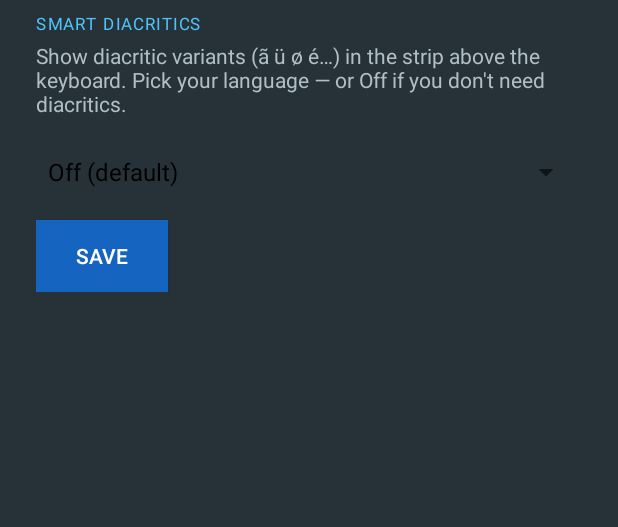
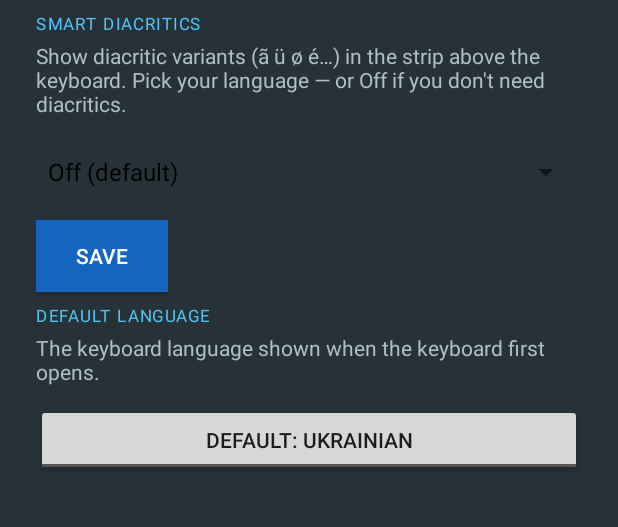
Before and after one commit to kunichik/clavi, an Android app: the screen it shows after launch (SettingsActivity), on a phone screen of 412 x 824 dp, the part 583-1110 px from its top. Run offline under Robolectric (Android 15) with nearby library versions, the phone set to English and light mode, and no system bars.

Commit message:
feat: AI agent instructions + default language setting
Add contributor instructions for all major AI coding tools:
- AGENTS.md (OpenAI Codex / general)
- .cursor/rules/project.mdc + android.mdc (Cursor)
- .windsurfrules (Windsurf)
- .github/copilot-instructions.md (GitHub Copilot)
- .clinerules (Cline / OpenClaw)

All cover: project architecture, hard rules (no Russian, no cloud),
Android strip system, translit engine, TextFixEngine contract,
build commands, and known gotchas.

Also add default language preference (UK/EN toggle) to SettingsActivity,
read in ClaviIME.onCreateInputView via SharedPreferences.

https://claude.ai/code/session_013HBuRCzHgBxWzX1S2hLw8W

```diff
--- a/android/app/src/main/java/com/clavi/keyboard/ClaviIME.kt
+++ b/android/app/src/main/java/com/clavi/keyboard/ClaviIME.kt
@@ -41,9 +41,11 @@ class ClaviIME : InputMethodService(),
         clipboardHistory = ClipboardHistory(this)
         clipboardHistory.listener = this
 
-        // Load diacritics locale from user prefs
+        // Load preferences
         val prefs = getSharedPreferences(SettingsActivity.PREFS_NAME, MODE_PRIVATE)
         diacriticsLocale = prefs.getString(SettingsActivity.PREF_DIACRITICS_LOCALE, null)
+        val savedLang = prefs.getString(SettingsActivity.PREF_DEFAULT_LANGUAGE, Language.UK.name)
+        currentLanguage = if (savedLang == Language.EN.name) Language.EN else Language.UK
 
         keyboardView = ClaviKeyboardView(this)
         keyboardView.listener = this
--- a/android/app/src/main/java/com/clavi/keyboard/SettingsActivity.kt
+++ b/android/app/src/main/java/com/clavi/keyboard/SettingsActivity.kt
@@ -18,6 +18,7 @@ class SettingsActivity : AppCompatActivity() {
     companion object {
         const val PREFS_NAME = "clavi_prefs"
         const val PREF_DIACRITICS_LOCALE = "diacritics_locale"
+        const val PREF_DEFAULT_LANGUAGE = "default_language"
 
         // Displayed name → locale code (null = off)
         val DIACRITICS_OPTIONS = listOf(
@@ -117,7 +118,10 @@ class SettingsActivity : AppCompatActivity() {
             text = "Save"
             setBackgroundColor(0xFF1565C0.toInt())
             setTextColor(0xFFFFFFFF.toInt())
-            setPadding(0, (4 * dp).toInt(), 0, (4 * dp).toInt())
+            layoutParams = LinearLayout.LayoutParams(
+                LinearLayout.LayoutParams.WRAP_CONTENT,
+                LinearLayout.LayoutParams.WRAP_CONTENT
+            ).also { it.topMargin = (8 * dp).toInt() }
             setOnClickListener {
                 val locale = DIACRITICS_OPTIONS[spinner.selectedItemPosition].second
                 prefs.edit().apply {
@@ -129,14 +133,31 @@ class SettingsActivity : AppCompatActivity() {
                     Toast.LENGTH_SHORT).show()
             }
         }
-        layout.addView(LinearLayout.LayoutParams(
-            LinearLayout.LayoutParams.WRAP_CONTENT,
-            LinearLayout.LayoutParams.WRAP_CONTENT
-        ).let { params ->
-            params.topMargin = (8 * dp).toInt()
-            saveBtn.layoutParams = params
-            saveBtn
+        layout.addView(saveBtn)
+
+        // ── Section: Default Language ──
+        layout.addView(sectionHeader("Default Language", dp))
+
+        layout.addView(TextView(this).apply {
+            text = "The keyboard language shown when the keyboard first opens."
+            textSize = 14f
+            setTextColor(0xFFB0BEC5.toInt())
+            setPadding(0, 0, 0, (12 * dp).toInt())
         })
+
+        val savedDefaultLang = prefs.getString(PREF_DEFAULT_LANGUAGE, Language.UK.name)
+        val defaultLangToggle = ToggleButton(this).apply {
+            textOn = "Default: English"
+            textOff = "Default: Ukrainian"
+            isChecked = savedDefaultLang == Language.EN.name
+            setOnCheckedChangeListener { _, isChecked ->
+                val lang = if (isChecked) Language.EN.name else Language.UK.name
+                prefs.edit().putString(PREF_DEFAULT_LANGUAGE, lang).apply()
+                val label = if (isChecked) "Default: English" else "Default: Ukrainian"
+                Toast.makeText(this@SettingsActivity, label, Toast.LENGTH_SHORT).show()
+            }
+        }
+        layout.addView(defaultLangToggle)
 
         setContentView(scroll)
     }
```
Also changed, not shown: 6 other files.
